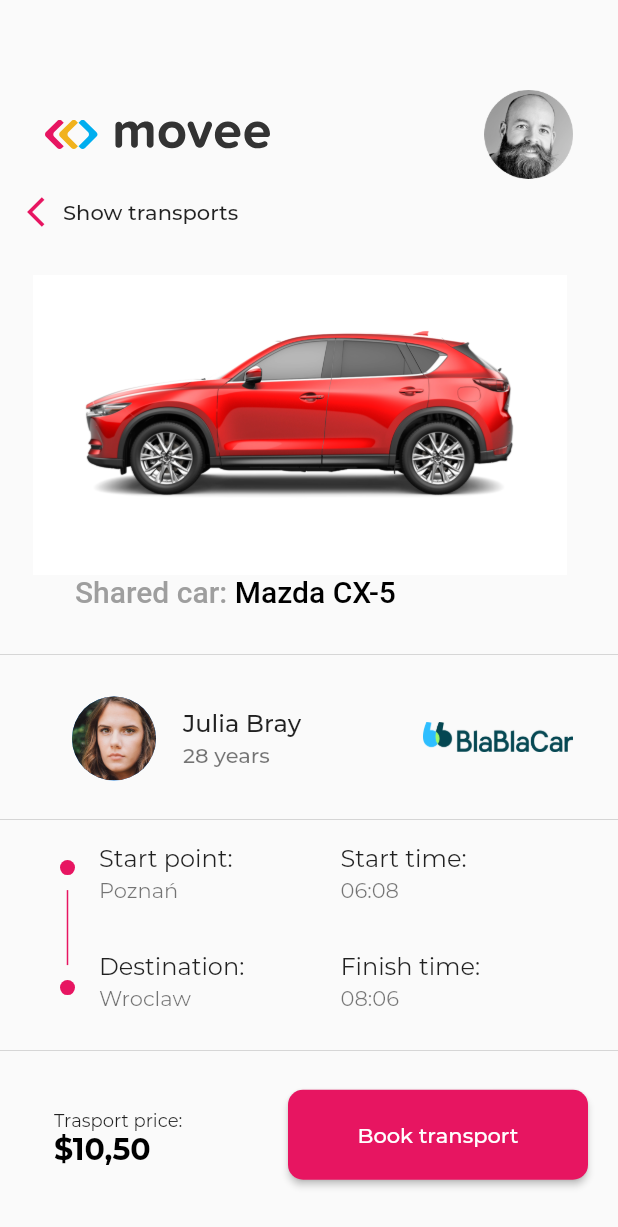
After one commit to OdilonDamasceno/movee, a Flutter app: the DetailsPage screen opened directly, on a phone screen of 412 x 824 dp. The commit adds this screen. Shown: the top 1227 px of the screen. Run offline on Flutter 3.47's test engine with Material 2 defaults, Android fonts, the phone set to English and light mode, and no system bars; our stand-ins replace flutter_svg; Roboto replaces fonts that are missing (MonstSerrat).

Commit message:
feat: created details page

```diff
--- /dev/null
+++ b/lib/pages/details_page.dart
@@ -0,0 +1,242 @@
+import 'package:flutter/material.dart';
+import 'package:flutter_svg/svg.dart';
+import '../constants.dart';
+
+class DetailsPage extends StatelessWidget {
+  @override
+  Widget build(BuildContext context) {
+    return Scaffold(
+      body: Column(
+        crossAxisAlignment: CrossAxisAlignment.start,
+        mainAxisAlignment: MainAxisAlignment.start,
+        children: <Widget>[
+          Padding(
+            padding: EdgeInsets.only(left: 30, right: 30, bottom: 10, top: 60),
+            child: Row(
+              mainAxisAlignment: MainAxisAlignment.spaceBetween,
+              children: <Widget>[
+                SvgPicture.asset(
+                  'assets/images/logo.svg',
+                  width: 150,
+                ),
+                Image.asset(
+                  'assets/images/user.png',
+                  scale: 2.5,
+                ),
+              ],
+            ),
+          ),
+          Padding(
+            padding: EdgeInsets.only(left: 18, bottom: 30),
+            child: GestureDetector(
+              onTap: Navigator.of(context).pop,
+              child: Row(
+                children: <Widget>[
+                  Icon(
+                    Icons.arrow_back_ios,
+                    color: kPrimaryColor,
+                  ),
+                  Text(
+                    'Show transports',
+                    style: TextStyle(fontWeight: FontWeight.w500),
+                  )
+                ],
+              ),
+            ),
+          ),
+          Container(
+            width: 400,
+            height: 200,
+            child: Image.asset('assets/images/car.png'),
+          ),
+          Padding(
+            padding: EdgeInsets.only(left: 50),
+            child: RichText(
+              text: TextSpan(
+                text: 'Shared car: ',
+                style: TextStyle(
+                  color: Colors.grey,
+                  fontFamily: 'MonstSerrat',
+                  fontWeight: FontWeight.w500,
+                  fontSize: 20,
+                ),
+                children: [
+                  TextSpan(
+                    text: 'Mazda CX-5',
+                    style: TextStyle(
+                      color: Colors.black,
+                      fontFamily: 'MonstSerrat',
+                      fontWeight: FontWeight.w500,
+                      fontSize: 20,
+                    ),
+                  ),
+                ],
+              ),
+            ),
+          ),
+          SizedBox(height: 30),
+          SizedBox(
+            height: .1,
+            width: MediaQuery.of(context).size.width,
+            child: ColoredBox(
+              color: Colors.black,
+            ),
+          ),
+          SizedBox(height: 20),
+          Padding(
+            padding: EdgeInsets.symmetric(horizontal: 30),
+            child: SizedBox(
+              height: 70,
+              child: Row(
+                children: <Widget>[
+                  Expanded(
+                    child: ListTile(
+                      leading: CircleAvatar(
+                        radius: 30,
+                        backgroundImage: AssetImage(
+                          'assets/images/user_female.png',
+                        ),
+                      ),
+                      title: Text(
+                        'Julia Bray',
+                        style: TextStyle(fontWeight: FontWeight.w500),
+                      ),
+                      subtitle: Text(
+                        '28 years',
+                        style: TextStyle(fontWeight: FontWeight.w500),
+                      ),
+                    ),
+                  ),
+                  SizedBox(
+                    width: 100,
+                    child: Image.asset('assets/images/blablacar_logo.png'),
+                  ),
+                ],
+              ),
+            ),
+          ),
+          SizedBox(height: 20),
+          SizedBox(
+            height: .1,
+            width: MediaQuery.of(context).size.width,
+            child: ColoredBox(
+              color: Colors.black,
+            ),
+          ),
+          Padding(
+            padding: EdgeInsets.symmetric(horizontal: 40),
+            child: Row(
+              mainAxisAlignment: MainAxisAlignment.spaceBetween,
+              crossAxisAlignment: CrossAxisAlignment.center,
+              children: <Widget>[
+                Column(
+                  children: <Widget>[
+                    Container(
+                      decoration: BoxDecoration(
+                        shape: BoxShape.circle,
+                        color: kPrimaryColor,
+                      ),
+                      width: 10,
+                      height: 10,
+                    ),
+                    SizedBox(height: 10),
+                    Container(
+                      width: 1,
+                      height: 50,
+                      color: kPrimaryColor,
+                    ),
+                    SizedBox(height: 10),
+                    Container(
+                      decoration: BoxDecoration(
+                        shape: BoxShape.circle,
+                        color: kPrimaryColor,
+                      ),
+                      width: 10,
+                      height: 10,
+                    ),
+                  ],
+                ),
+                Expanded(
+                  child: Column(
+                    children: <Widget>[
+                      ListTile(
+                        title: Text('Start point:'),
+                        subtitle: Text('Poznań'),
+                      ),
+                      ListTile(
+                        title: Text('Destination:'),
+                        subtitle: Text('Wroclaw'),
+                      ),
+                    ],
+                  ),
+                ),
+                Expanded(
+                  child: Column(
+                    children: <Widget>[
+                      ListTile(
+                        title: Text('Start time:'),
+                        subtitle: Text('06:08'),
+                      ),
+                      ListTile(
+                        title: Text('Finish time:'),
+                        subtitle: Text('08:06'),
+                      ),
+                    ],
+                  ),
+                )
+              ],
+            ),
+          ),
+          SizedBox(height: 10),
+          SizedBox(
+            height: .1,
+            width: MediaQuery.of(context).size.width,
+            child: ColoredBox(
+              color: Colors.black,
+            ),
+          ),
+          SizedBox(height: 20),
+          Padding(
+            padding: EdgeInsets.symmetric(horizontal: 20),
+            child: Row(
+              children: <Widget>[
+                Expanded(
+                  child: ListTile(
+                    title: Text(
+                      'Trasport price:',
+                      style: TextStyle(fontSize: 12),
+                    ),
+                    subtitle: Text(
+                      '\$10,50',
+                      style: TextStyle(
+                          fontWeight: FontWeight.bold,
+                          color: Colors.black,
+                          fontSize: 20),
+                    ),
+                  ),
+                ),
+                SizedBox(
+                  height: 60,
+                  width: 200,
+                  child: RaisedButton(
+                    onPressed: () {},
+                    shape: RoundedRectangleBorder(
+                      borderRadius: BorderRadius.circular(10),
+                    ),
+                    child: Text(
+                      'Book transport',
+                      style: TextStyle(
+                        color: Colors.white,
+                        fontWeight: FontWeight.w500,
+                      ),
+                    ),
+                  ),
+                ),
+              ],
+            ),
+          )
+        ],
+      ),
+    );
+  }
+}
--- a/lib/pages/main_page.dart
+++ b/lib/pages/main_page.dart
@@ -1,7 +1,6 @@
 import 'package:flutter/material.dart';
 import 'package:flutter_svg/flutter_svg.dart';
 import 'package:movee/constants.dart';
-
 import 'searched_page.dart';
 
 class MainPage extends StatelessWidget {
--- a/lib/pages/searched_page.dart
+++ b/lib/pages/searched_page.dart
@@ -1,6 +1,7 @@
 import 'package:flutter/material.dart';
 import 'package:flutter_svg/svg.dart';
 import '../constants.dart';
+import 'details_page.dart';
 
 class SearchedPage extends StatelessWidget {
   @override
@@ -93,6 +94,13 @@ class SearchedPage extends StatelessWidget {
             time: '1h55',
             left: 20,
             size: 260,
+            onTap: () {
+              Navigator.of(context).push(
+                MaterialPageRoute(
+                  builder: (context) => DetailsPage(),
+                ),
+              );
+            },
           ),
           buildRow(
             text: 'City bus',
@@ -234,15 +242,15 @@ class SearchedPage extends StatelessWidget {
     );
   }
 
-  Row buildRow({
-    String text,
+  Row buildRow(
+      {String text,
       Widget logo,
       String time,
       Color color,
       String price,
       double left,
       double size,
-  }) {
+      Function() onTap}) {
     return Row(
       children: <Widget>[
         Container(
@@ -282,6 +290,8 @@ class SearchedPage extends StatelessWidget {
               ),
               Padding(
                 padding: EdgeInsets.only(top: 40, left: left),
+                child: GestureDetector(
+                  onTap: onTap,
                   child: Container(
                     height: 40,
                     width: size,
@@ -326,6 +336,7 @@ class SearchedPage extends StatelessWidget {
                     ),
                   ),
                 ),
+              ),
             ],
           ),
         ),
```
Also changed, not shown: flutter_04.png (added). Lines whose indentation alone changed are shown as unchanged.
